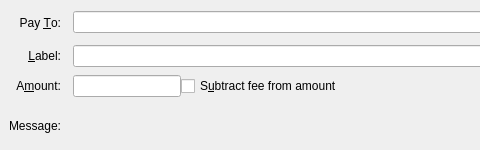
Before: the Qt Designer form src/qt/forms/sendcoinsentry.ui in AvianNetwork/Avian, drawn with Qt 5; both pictures show x 0 to 480 and y 0 to 150 of the 729 by 150 pixel window.
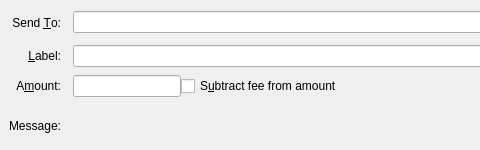
After: the same form once the commit is applied. Icons and pictures are not drawn. Custom widgets are drawn as their Qt base class.

```diff
--- a/src/qt/forms/sendcoinsentry.ui
+++ b/src/qt/forms/sendcoinsentry.ui
@@ -189,7 +189,7 @@
     <item row="0" column="0">
      <widget class="QLabel" name="payToLabel">
       <property name="text">
-       <string>Pay &amp;To:</string>
+       <string>Send &amp;To:</string>
       </property>
       <property name="alignment">
        <set>Qt::AlignRight|Qt::AlignTrailing|Qt::AlignVCenter</set>
```
Left out of the diff: 28 changed lines with no effect on the pictures.
